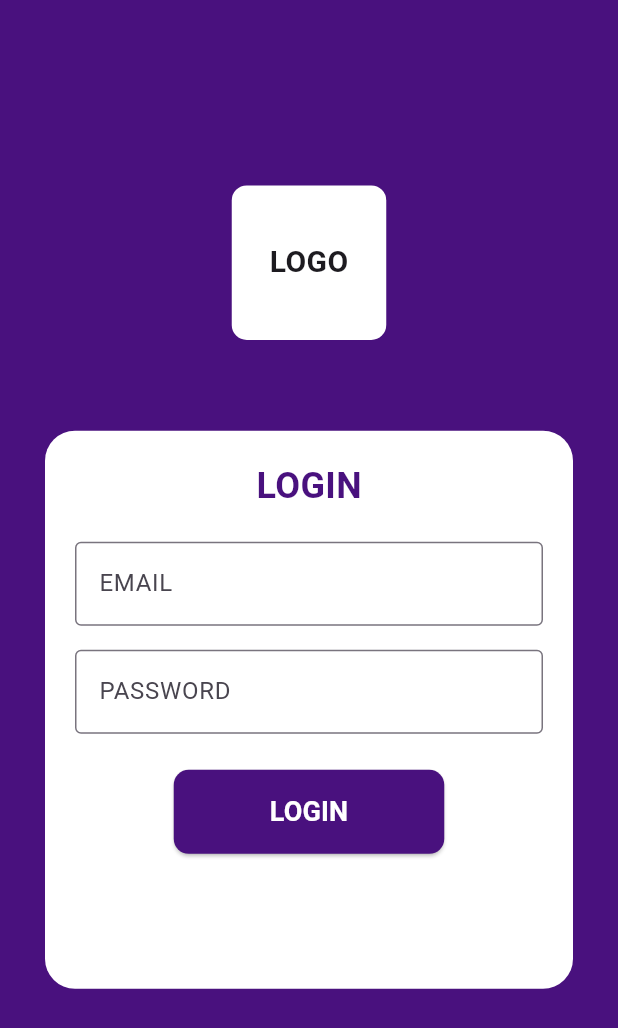
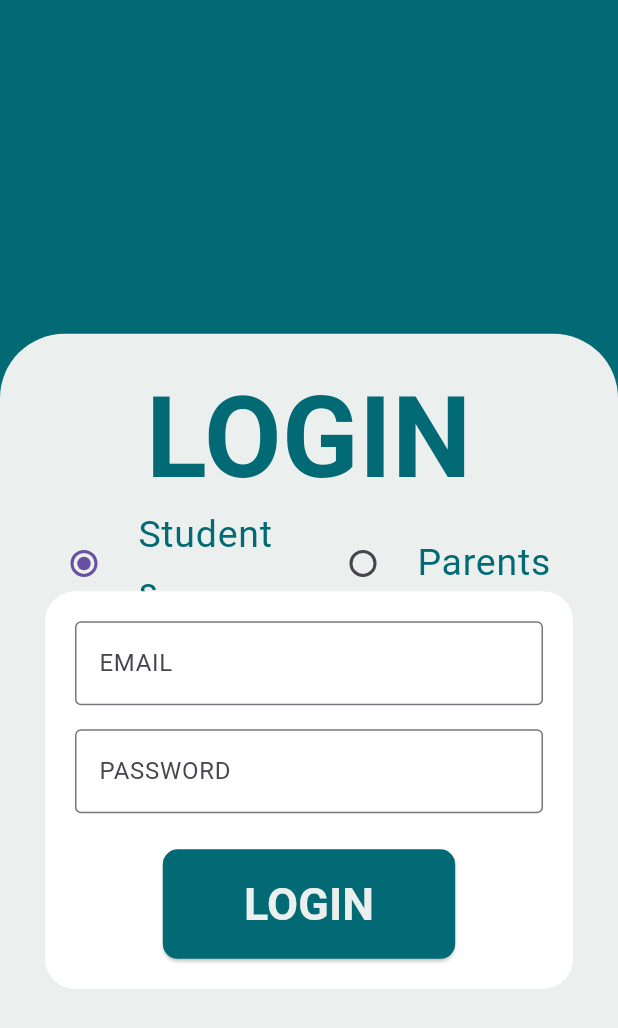
Before and after one commit to Naveen7300/digital_campus, a Flutter app: the screen it shows after launch, on a phone screen of 412 x 824 dp. Shown: the top 1028 px of the screen. Run offline on Flutter 3.47's test engine with Material 3 defaults, Android fonts, the phone set to English and light mode, and no system bars; our stand-ins replace firebase_auth, firebase_core, firebase_database; accounts and stored records are empty; Roboto replaces fonts that are missing (Source Serif Pro).

Commit message:
Changed the UI design of the Login Page. Add the option choose between student and parent and added their different login options.

```diff
--- a/lib/login_page.dart
+++ b/lib/login_page.dart
@@ -14,7 +14,10 @@ class _LoginPageState extends State<LoginPage> with WidgetsBindingObserver {
   final _formKey = GlobalKey<FormState>();
   String _email = '';
   String _password = '';
+  String _mobileNumber = '';
+  String _otp = '';
   bool _isKeyboardVisible = false;
+  bool isStudent = true;
   final FirebaseAuth _auth = FirebaseAuth.instance;
 
   @override
@@ -76,37 +79,85 @@ class _LoginPageState extends State<LoginPage> with WidgetsBindingObserver {
     final screenWidth = MediaQuery.of(context).size.width;
 
     return Scaffold(
-      backgroundColor: const Color(0xff49117e),
+      backgroundColor: const Color(0xff026A75),
       body: SafeArea(
         child: Stack(
           children: [
-            // Logo
             Positioned(
-              top: screenHeight * 0.15, // Adjust top positioning
-              left: 0,
-              right: 0,
-              child: Center(
+              top: _isKeyboardVisible? screenHeight*0.15 : screenHeight * 0.27,
+              left: 0, right: 0, bottom: 0,
               child: Container(
-                  width: screenWidth * 0.25, // Adjust width
-                  height: screenWidth * 0.25, // Adjust height (square)
-                  decoration: BoxDecoration(
-                    color: Colors.white,
-                    borderRadius: BorderRadius.circular(10),
-                  ),
-                  child: const Center(
-                    child: Text(
-                      'LOGO',
-                      style: TextStyle(fontSize: 20, fontWeight: FontWeight.bold),
+                height: 932,
+                clipBehavior: Clip.antiAlias,
+                decoration: ShapeDecoration(
+                  color: Color(0xFFEBEFEE),
+                  shape: RoundedRectangleBorder(
+                    borderRadius: BorderRadius.only(
+                      topLeft: Radius.circular(43),
+                      topRight: Radius.circular(43),
                     ),
                   ),
                 ),
+              )
+            ), //the background rounded bex container
+            Positioned(
+              top: _isKeyboardVisible? screenHeight * 0.17 : screenHeight * 0.29,
+              left: 0,
+              right: 0,
+              child: SizedBox(
+                child: Text(
+                  "LOGIN",
+                  textAlign: TextAlign.center,
+                  style: TextStyle(
+                    fontSize: 75,
+                    fontFamily: "Source Serif Pro",
+                    fontWeight: FontWeight.w600,
+                    color: Color(0xff026A75),
                   ),
                 ),
-
-            // Login Form
+              ),
+            ), //LOGIN Text
+            Positioned(
+              top: _isKeyboardVisible? screenHeight * 0.28 : screenHeight * 0.4,
+              left: 20,
+              right: 20,
+              child: Row(
+                mainAxisAlignment: MainAxisAlignment.spaceBetween,
+                children: [
+                  Expanded(
+                    child: RadioListTile(
+                      value: true,
+                      groupValue: isStudent,
+                      onChanged: (value) => setState(() => isStudent = true),
+                      title: Text(
+                          'Students',
+                          style: TextStyle(
+                              fontSize: 25,
+                              color: Color(0xff026A75)
+                          )
+                      ),
+                    ),
+                  ),
+                  Expanded(
+                    child: RadioListTile(
+                      value: false,
+                      groupValue: isStudent,
+                      onChanged: (value) => setState(() => isStudent = false),
+                      title: Text(
+                          'Parents',
+                          style: TextStyle(
+                              fontSize: 25,
+                              color: Color(0xff026A75)
+                          )
+                      ),
+                    ),
+                  ),
+                ],
+              ),
+            ),
             AnimatedPositioned(
               duration: const Duration(milliseconds: 300),
-              bottom: _isKeyboardVisible ? 20 : screenHeight * 0.2, // Adjust bottom positioning
+              bottom: _isKeyboardVisible ? 20 : screenHeight * 0.2,
               left: 30,
               right: 30,
               child: Container(
@@ -120,15 +171,7 @@ class _LoginPageState extends State<LoginPage> with WidgetsBindingObserver {
                   child: Column(
                     mainAxisSize: MainAxisSize.min,
                     children: [
-                      const Text(
-                        'LOGIN',
-                        style: TextStyle(
-                          fontSize: 24,
-                          fontWeight: FontWeight.bold,
-                          color: Color(0xff49117e),
-                        ),
-                      ),
-                      const SizedBox(height: 20),
+                      if (isStudent)
                         TextFormField(
                           keyboardType: TextInputType.emailAddress,
                           decoration: const InputDecoration(
@@ -144,6 +187,7 @@ class _LoginPageState extends State<LoginPage> with WidgetsBindingObserver {
                           onChanged: (value) => _email = value,
                         ),
                         const SizedBox(height: 16.0),
+                      if (isStudent)
                         TextFormField(
                           obscureText: true,
                           decoration: const InputDecoration(
@@ -158,6 +202,32 @@ class _LoginPageState extends State<LoginPage> with WidgetsBindingObserver {
                           },
                           onChanged: (value) => _password = value,
                         ),
+
+                      if (!isStudent)
+                        TextFormField(
+                          keyboardType: TextInputType.phone,
+                          decoration: const InputDecoration(
+                            labelText: 'EMAIL / MOBILE NUMBER',
+                            border: OutlineInputBorder(),
+                          ),
+                          validator: (value) {
+                            if (value == null || value.isEmpty) {
+                              return 'Please enter your email/mobile number';
+                            }
+                            return null;
+                          },
+                          onChanged: (value) => _mobileNumber = value,
+                        ),
+                      if (!isStudent)
+                        const SizedBox(height: 16.0),
+                      if (!isStudent)
+                        TextFormField(
+                          decoration: const InputDecoration(
+                            labelText: 'OTP',
+                            border: OutlineInputBorder(),
+                          ),
+                          onChanged: (value) => _otp = value,
+                        ),
                       const SizedBox(height: 24.0),
                       ElevatedButton(
                         onPressed: () {
@@ -166,25 +236,23 @@ class _LoginPageState extends State<LoginPage> with WidgetsBindingObserver {
                           }
                         },
                         style: ElevatedButton.styleFrom(
-                          backgroundColor: const Color(0xff49117e),
+                          backgroundColor: const Color(0xff026A75),
                           shape: RoundedRectangleBorder(
                             borderRadius: BorderRadius.circular(10),
                           ),
                         ),
                         child: const Padding(
-                          padding: EdgeInsets.symmetric(vertical: 15, horizontal: 40),
+                          padding: EdgeInsets.symmetric(vertical: 15, horizontal: 30),
                           child: Text(
                               'LOGIN',
-                            textAlign: TextAlign.center,
                               style: TextStyle(
-                              fontSize: 18,
+                                  fontSize: 30,
                                   fontWeight: FontWeight.bold,
-                              color: Colors.white,
+                                  color: Color(0xFFEBEFEE)
+                              )
                           ),
                         ),
                       ),
-                      ),
-                      SizedBox(height: _isKeyboardVisible ? 30 : 70),
                     ],
                   ),
                 ),
```
Lines whose indentation alone changed are shown as unchanged.
